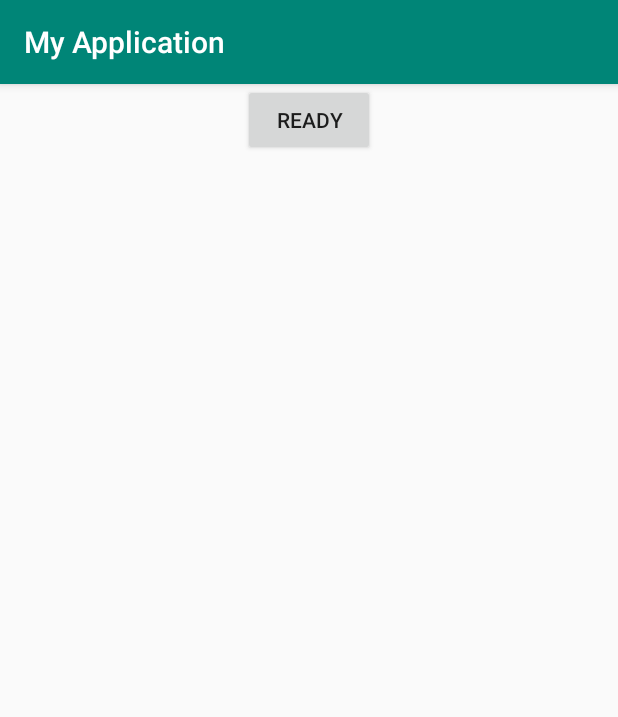
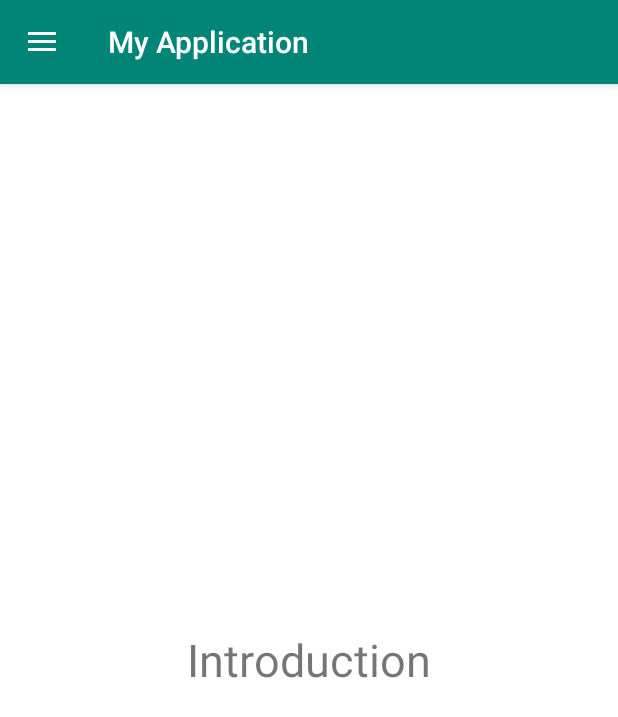
Before and after one commit to AnneliKlamas/Andmeteaduse-pp, an Android app: the screen it shows after launch (MainActivity), on a phone screen of 412 x 824 dp. Shown: the top 717 px of the screen. Run offline under Robolectric (Android 15) with nearby library versions, the phone set to English and light mode, and no system bars; libraries missing offline, so code that uses them is left out: com.chaquo.python; 1 statement that could not run was skipped.

Commit message:
Adding functionalities

```diff
--- a/app/build.gradle
+++ b/app/build.gradle
@@ -12,6 +12,7 @@ android {
             pip {
 
                 install "pandas"
+                install "sklearn"
             }
         }
         applicationId "com.example.andmeteadusProjekt"
@@ -31,9 +32,12 @@ android {
 
 dependencies {
     implementation fileTree(dir: 'libs', include: ['*.jar'])
+    implementation 'androidx.appcompat:appcompat:1.0.0'
+    implementation 'com.google.android.material:material:1.0.0'
     implementation 'androidx.appcompat:appcompat:1.1.0'
     implementation 'androidx.constraintlayout:constraintlayout:1.1.3'
     testImplementation 'junit:junit:4.12'
     androidTestImplementation 'androidx.test.ext:junit:1.1.1'
     androidTestImplementation 'androidx.test.espresso:espresso-core:3.2.0'
+    implementation 'com.google.android.material:material:1.0.0'
 }
--- a/app/src/main/AndroidManifest.xml
+++ b/app/src/main/AndroidManifest.xml
@@ -14,7 +14,8 @@
         android:roundIcon="@mipmap/ic_launcher_round"
         android:supportsRtl="true"
         android:theme="@style/AppTheme">
-        <activity android:name=".MainActivity">
+        <activity android:name=".MainActivity"
+            android:theme="@style/AppTheme.NoActionBar">
             <intent-filter>
                 <action android:name="android.intent.action.MAIN" />
 
--- /dev/null
+++ b/app/src/main/java/com/example/andmeteadusProjekt/Introduction.java
@@ -0,0 +1,26 @@
+package com.example.andmeteadusProjekt;
+
+import android.os.Bundle;
+import android.view.LayoutInflater;
+import android.view.View;
+import android.view.ViewGroup;
+import android.view.WindowManager;
+import android.widget.ProgressBar;
+
+import androidx.annotation.NonNull;
+import androidx.annotation.Nullable;
+import androidx.fragment.app.Fragment;
+
+public class Introduction extends Fragment {
+
+    @Nullable
+    @Override
+    public View onCreateView(@NonNull LayoutInflater inflater, @Nullable ViewGroup container, @Nullable Bundle savedInstanceState) {
+        View view = inflater.inflate(R.layout.fragment_main, container, false);
+
+        return view;
+
+
+    }
+
+}
--- a/app/src/main/java/com/example/andmeteadusProjekt/MainActivity.java
+++ b/app/src/main/java/com/example/andmeteadusProjekt/MainActivity.java
@@ -1,22 +1,33 @@
 package com.example.andmeteadusProjekt;
 
 import androidx.annotation.NonNull;
+import androidx.appcompat.app.ActionBar;
+import androidx.appcompat.app.ActionBarDrawerToggle;
 import androidx.appcompat.app.AppCompatActivity;
+import androidx.appcompat.widget.Toolbar;
 import androidx.core.app.ActivityCompat;
+import androidx.core.view.GravityCompat;
+import androidx.drawerlayout.widget.DrawerLayout;
+
 import android.Manifest;
 import android.content.Context;
 import android.content.pm.PackageManager;
 import android.os.Build;
 import android.os.Bundle;
 import android.os.Environment;
+import android.view.MenuItem;
 import android.view.View;
+import android.view.WindowManager;
 import android.widget.Button;
+import android.widget.ProgressBar;
 import android.widget.TextView;
 import android.widget.Toast;
 
 import com.chaquo.python.PyObject;
 import com.chaquo.python.Python;
 import com.chaquo.python.android.AndroidPlatform;
+import com.google.android.material.internal.NavigationMenuItemView;
+import com.google.android.material.navigation.NavigationView;
 
 import java.io.File;
 import java.io.FileNotFoundException;
@@ -25,16 +36,23 @@ import java.io.IOException;
 import java.util.ArrayList;
 import java.util.List;
 
-public class MainActivity extends AppCompatActivity implements Informer{
-    Context context = this;
-    Button button;
+public class MainActivity extends AppCompatActivity implements NavigationView.OnNavigationItemSelectedListener, Informer {
 
-    public static TextView text;
-    public static List<String> data = new ArrayList<>();
+    public static String data;
+    private DrawerLayout drawer;
+    private Toolbar toolbar;
+    public ProgressBar progressBar;
+    public NavigationView navigationView;
 
     @Override
     protected void onCreate(Bundle savedInstanceState) {
         super.onCreate(savedInstanceState);
+        setContentView(R.layout.activity_main);
+        progressBar = findViewById(R.id.progressBar);
+        toolbar = findViewById(R.id.toolbar);
+        drawer = findViewById(R.id.drawer_layout);
+        navigationView = findViewById(R.id.nav_view);
+        new fetchData(this).execute();
 
         int PERMISSION_ALL = 1;
         String[] PERMISSIONS = {Manifest.permission.WRITE_EXTERNAL_STORAGE, Manifest.permission.INTERNET, Manifest.permission.ACCESS_NETWORK_STATE};
@@ -45,60 +63,58 @@ public class MainActivity extends AppCompatActivity implements Informer{
             }
         }
 
-        setContentView(R.layout.activity_main);
 
-        button = findViewById(R.id.button);
-        text = findViewById(R.id.text);
+        setSupportActionBar(toolbar);
+        navigationView.setNavigationItemSelectedListener(this);
 
-        int counter = 0;
-        new fetchData(this).execute();
-        button.setText("Getting data");
-        button.setEnabled(false);
-        button.setOnClickListener(new View.OnClickListener() {
-            @Override
-            public void onClick(View view) {
-                button.setEnabled(false);
-                button.setText("Loading data");
-                try {
-                    writeFile(data.get(0));
-                } catch (IOException e) {
-                    e.printStackTrace();
-                }
-                String path = Environment.getExternalStorageDirectory().getAbsolutePath()+"/data.txt";
-                if (! Python.isStarted()) {
-                    Python.start(new AndroidPlatform(context));
-                    Python py = Python.getInstance();
-                    PyObject pym =py.getModule("proov");
-                    PyObject pyf = pym.callAttr("biggestFunding", path);
-                    text.setText(pyf.toString());
-                    button.setText("Ready");
-                    button.setEnabled(true);
-                }
-            }
-         });
+        ActionBarDrawerToggle toggle = new ActionBarDrawerToggle(this, drawer,toolbar,
+                R.string.navigation_drawer_open,R.string.navigation_drawer_close);
+        drawer.addDrawerListener(toggle);
+        toggle.syncState();
+
+        if(savedInstanceState == null) {
+            getSupportFragmentManager().beginTransaction().replace(R.id.fragment_container,
+                    new Introduction()).commit();
+            navigationView.setCheckedItem(R.id.nav_introduction);
+        }
+
     }
 
     @Override
-    public void onTaskDone(String output) {
-        data.add(output);
-        button.setText("Ready");
-        button.setEnabled(true);
+    public boolean onNavigationItemSelected(@NonNull MenuItem menuItem) {
+        switch (menuItem.getItemId()){
+            case R.id.nav_introduction:
+                getSupportFragmentManager().beginTransaction().replace(R.id.fragment_container,
+                        new Introduction()).commit();
+                break;
+            case R.id.nav_get_grant:
+                getSupportFragmentManager().beginTransaction().replace(R.id.fragment_container,
+                        new GrantOracle()).commit();
+                break;
+            case R.id.nav_top_biggest:
+                getSupportFragmentManager().beginTransaction().replace(R.id.fragment_container,
+                        new BiggerGrant()).commit();
+                break;
+            case R.id.nav_top_smallest:
+                getSupportFragmentManager().beginTransaction().replace(R.id.fragment_container,
+                        new SmallerGrant()).commit();
+                break;
+        }
+
+        drawer.closeDrawer(GravityCompat.START);
+
+        return true;
     }
 
-    public void writeFile(String content) throws IOException {
-        File path = new File(Environment.getExternalStorageDirectory().getAbsolutePath());
-        File file = new File(path, "data.txt");
-        FileOutputStream stream = new FileOutputStream(file);
-        try {
-            String trueContent = content.substring(0, content.length() - 4);
-            stream.write(trueContent.getBytes());
-        } catch (IOException e) {
-            e.printStackTrace();
-        } finally {
-            stream.close();
+    @Override
+    public void onBackPressed() {
+        if(drawer.isDrawerOpen(GravityCompat.START)) {
+            drawer.closeDrawer(GravityCompat.START);
+        }
+        else{
+            super.onBackPressed();
         }
     }
-
 
     @Override
     public void onRequestPermissionsResult(int requestCode, @NonNull String[] permissions, @NonNull int[] grantResults) {
@@ -129,4 +145,24 @@ public class MainActivity extends AppCompatActivity implements Informer{
         return true;
     }
 
+    @Override
+    public void onTaskDone(String output) {
+        progressBar.setVisibility(View.GONE);
+        data = output;
+    }
+
+    public void writeFile(String content) throws IOException {
+        File path = new File(Environment.getExternalStorageDirectory().getAbsolutePath());
+        File file = new File(path, "data.txt");
+        FileOutputStream stream = new FileOutputStream(file);
+        try {
+            String trueContent = content.substring(0, content.length() - 4);
+            stream.write(trueContent.getBytes());
+        } catch (IOException e) {
+            e.printStackTrace();
+        } finally {
+            stream.close();
+        }
+    }
+
 }
--- a/app/src/main/res/layout/activity_main.xml
+++ b/app/src/main/res/layout/activity_main.xml
@@ -1,26 +1,51 @@
 <?xml version="1.0" encoding="utf-8"?>
-<androidx.constraintlayout.widget.ConstraintLayout xmlns:android="http://schemas.android.com/apk/res/android"
+<androidx.drawerlayout.widget.DrawerLayout xmlns:android="http://schemas.android.com/apk/res/android"
     xmlns:app="http://schemas.android.com/apk/res-auto"
     xmlns:tools="http://schemas.android.com/tools"
     android:layout_width="match_parent"
     android:layout_height="match_parent"
-    tools:context=".MainActivity">
+    android:id="@+id/drawer_layout"
+    android:fitsSystemWindows="true"
+    tools:context=".MainActivity"
+    tools:openDrawer="start">
 
-    <TextView
-        android:id="@+id/text"
+        <LinearLayout
+            android:layout_width="match_parent"
+            android:layout_height="match_parent"
+            android:orientation="vertical">
+
+            <androidx.appcompat.widget.Toolbar
+                android:layout_width="match_parent"
+                android:layout_height="?attr/actionBarSize"
+                android:background="@color/colorPrimary"
+                android:id="@+id/toolbar"
+                android:theme="@style/ThemeOverlay.AppCompat.Dark.ActionBar"
+                app:popupTheme="@style/ThemeOverlay.AppCompat.Light"
+                android:elevation="4dp"/>
+
+            <FrameLayout
+                android:layout_width="match_parent"
+                android:layout_height="match_parent"
+                android:id="@+id/fragment_container" />
+
+
+        </LinearLayout>
+
+    <com.google.android.material.navigation.NavigationView
+        android:layout_width="wrap_content"
+        android:layout_height="match_parent"
+        android:layout_gravity="start"
+        android:id="@+id/nav_view"
+        app:headerLayout="@layout/nav_header"
+        app:menu="@menu/drawer_menu"/>
+
+    <ProgressBar
         android:layout_width="wrap_content"
         android:layout_height="wrap_content"
-        app:layout_constraintBottom_toBottomOf="parent"
-        app:layout_constraintLeft_toLeftOf="parent"
-        app:layout_constraintRight_toRightOf="parent"
-        app:layout_constraintTop_toTopOf="parent" />
+        android:id="@+id/progressBar"
+        android:layout_centerInParent="true"
+        android:visibility="gone"/>
 
-    <Button
-        android:id="@+id/button"
-        android:layout_width="wrap_content"
-        android:layout_height="wrap_content"
-        app:layout_constraintEnd_toEndOf="parent"
-        app:layout_constraintStart_toStartOf="parent"
-        tools:layout_editor_absoluteY="209dp" />
 
-</androidx.constraintlayout.widget.ConstraintLayout>
+
+</androidx.drawerlayout.widget.DrawerLayout>
--- /dev/null
+++ b/app/src/main/res/layout/fragment_main.xml
@@ -0,0 +1,15 @@
+<?xml version="1.0" encoding="utf-8"?>
+<RelativeLayout xmlns:android="http://schemas.android.com/apk/res/android"
+    android:layout_width="match_parent" android:layout_height="match_parent"
+    android:background="@android:color/background_light">
+    <TextView
+        android:layout_width="wrap_content"
+        android:layout_height="wrap_content"
+        android:text="Introduction"
+        android:textSize="30sp"
+        android:id="@+id/text"
+        android:layout_centerInParent="true"/>
+
+
+
+</RelativeLayout>
--- a/app/src/main/res/values/styles.xml
+++ b/app/src/main/res/values/styles.xml
@@ -8,4 +8,8 @@
         <item name="colorAccent">@color/colorAccent</item>
     </style>
 
+    <style name="AppTheme.NoActionBar">
+        <item name="windowActionBar">false</item>
+        <item name="windowNoTitle">true</item>
+    </style>
 </resources>
```
Also changed, not shown: app/src/main/java/com/example/andmeteadusProjekt/BiggerGrant.java (added, +19 -0 lines), app/src/main/java/com/example/andmeteadusProjekt/GrantOracle.java (added, +85 -0 lines), app/src/main/java/com/example/andmeteadusProjekt/SmallerGrant.java (added, +19 -0 lines), app/src/main/res/drawable/ic_get_grant.xml (added, +9 -0 lines), app/src/main/res/layout/fragment_nonmain_bigger.xml (added, +12 -0 lines), app/src/main/res/layout/fragment_nonmain_grant.xml (added, +109 -0 lines), app/src/main/res/layout/fragment_nonmain_smaller.xml (added, +12 -0 lines), app/src/main/res/values/strings.xml (+41 -0 lines), 1 other file.
